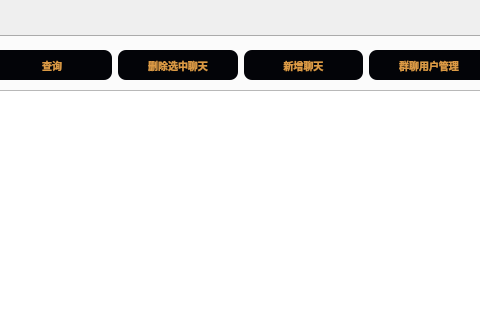
Before: the Qt Designer form server/src/adminmanagement.ui in omigeft/QTChatroom, drawn with Qt 5; both pictures show x 336 to 816 and y 0 to 320 of the 973 by 557 pixel window.
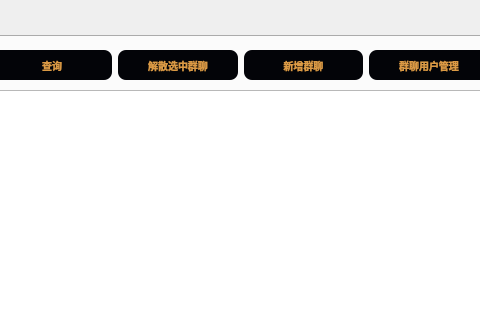
After: the same form once the commit is applied. The open tabs and pages were chosen to show the change. Icons and pictures are not drawn.

Commit message: 删除用户和群聊改为注销用户和解散群聊

```diff
--- a/server/src/adminmanagement.ui
+++ b/server/src/adminmanagement.ui
@@ -132,14 +132,14 @@
          <item>
           <widget class="QPushButton" name="DeleteChatButton">
            <property name="text">
-            <string>删除选中聊天</string>
+            <string>解散选中群聊</string>
            </property>
           </widget>
          </item>
          <item>
           <widget class="QPushButton" name="NewChatButton">
            <property name="text">
-            <string>新增聊天</string>
+            <string>新增群聊</string>
            </property>
           </widget>
          </item>
```
Left out of the diff: 4 changed lines with no effect on the pictures. The commit also changes 2 other files.
